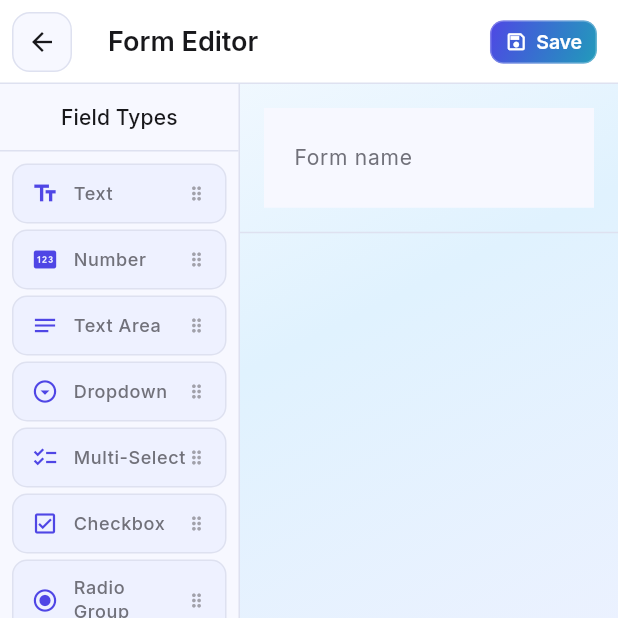
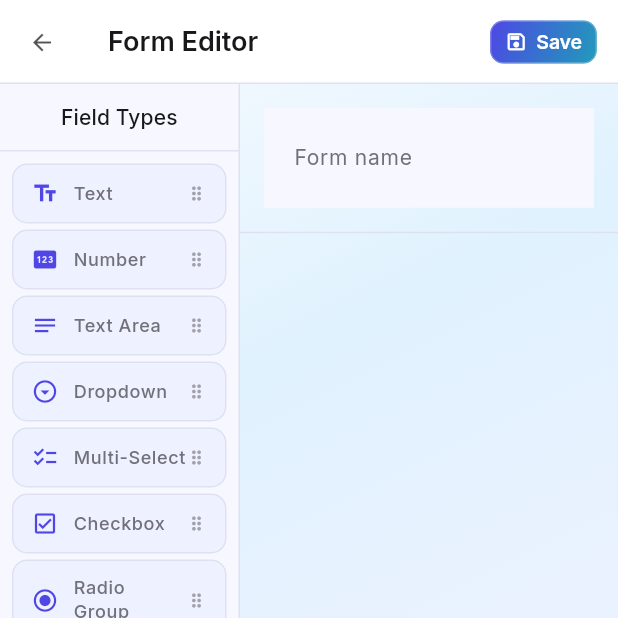
Before and after one commit to cosmopole-org/autocreat, a Flutter app: the FormEditorScreen screen opened directly with empty values, on a phone screen of 412 x 824 dp, the top half of it. Run offline on Flutter 3.47's test engine with Material 3 defaults, Android fonts, the phone set to English and light mode, and no system bars; our stand-ins replace badges, cached_network_image, data_table_2, dio, dotted_border, file_picker and 12 more; missing offline and left inert: flutter_quill; accounts and stored records are empty; generated files the repository leaves out were written again; network calls fail.

Commit message:
feat: make AppBarBackButton compact to match floating bar style
Same treatment as AppBarIconButton: remove fixed 40×40 box, always-visible
background, and opaque border. Replace with padding:all(6) + transparent
background in solid mode, glass effect retained in glass mode. Icon 20→18,
radius 12→9/11, outer padding all:8→horizontal:4.

https://claude.ai/code/session_012EDyNKvCbi6KznLTc6keoq

```diff
--- a/client/lib/widgets/common_widgets.dart
+++ b/client/lib/widgets/common_widgets.dart
@@ -839,43 +839,44 @@ class AppBarBackButton extends ConsumerWidget {
   Widget build(BuildContext context, WidgetRef ref) {
     final glassMode = ref.watch(glassModeProvider);
     final isDark = Theme.of(context).brightness == Brightness.dark;
+    final cs = Theme.of(context).colorScheme;
     final onTap = onPressed ?? () => Navigator.of(context).maybePop();
-
-    final Color bgColor;
-    final Color borderColor;
-    if (glassMode) {
-      bgColor = isDark
-          ? Colors.white.withValues(alpha: 0.08)
-          : Colors.white.withValues(alpha: 0.42);
-      borderColor = isDark
-          ? Colors.white.withValues(alpha: 0.18)
-          : Colors.white.withValues(alpha: 0.65);
-    } else {
-      bgColor = isDark
-          ? AppColors.darkSurface.withValues(alpha: 0.90)
-          : AppColors.lightSurface;
-      borderColor = isDark ? AppColors.darkBorder : AppColors.lightBorder;
-    }
+    final radius = glassMode ? 11.0 : 9.0;
 
     return Padding(
-      padding: const EdgeInsets.all(8),
+      padding: const EdgeInsets.symmetric(horizontal: 4),
+      child: ClipRRect(
+        borderRadius: BorderRadius.circular(radius),
+        child: BackdropFilter(
+          filter: ImageFilter.blur(
+            sigmaX: glassMode ? 10 : 0,
+            sigmaY: glassMode ? 10 : 0,
+          ),
           child: Material(
-        color: Colors.transparent,
+            color: glassMode
+                ? Colors.white.withValues(alpha: isDark ? 0.06 : 0.28)
+                : Colors.transparent,
+            borderRadius: BorderRadius.circular(radius),
             child: InkWell(
               onTap: onTap,
-          borderRadius: BorderRadius.circular(12),
+              borderRadius: BorderRadius.circular(radius),
               child: Container(
-            width: 40,
-            height: 40,
-            decoration: BoxDecoration(
-              color: bgColor,
-              borderRadius: BorderRadius.circular(12),
-              border: Border.all(color: borderColor, width: 1),
-            ),
+                padding: const EdgeInsets.all(6),
+                decoration: glassMode
+                    ? BoxDecoration(
+                        borderRadius: BorderRadius.circular(radius),
+                        border: Border.all(
+                          color: Colors.white
+                              .withValues(alpha: isDark ? 0.10 : 0.42),
+                        ),
+                      )
+                    : null,
                 child: Icon(
                   Icons.arrow_back,
-              color: isDark ? AppColors.darkText : AppColors.lightText,
-              size: 20,
+                  size: 18,
+                  color: cs.onSurface.withValues(alpha: 0.75),
+                ),
+              ),
             ),
           ),
         ),
```
Lines whose indentation alone changed are shown as unchanged.
